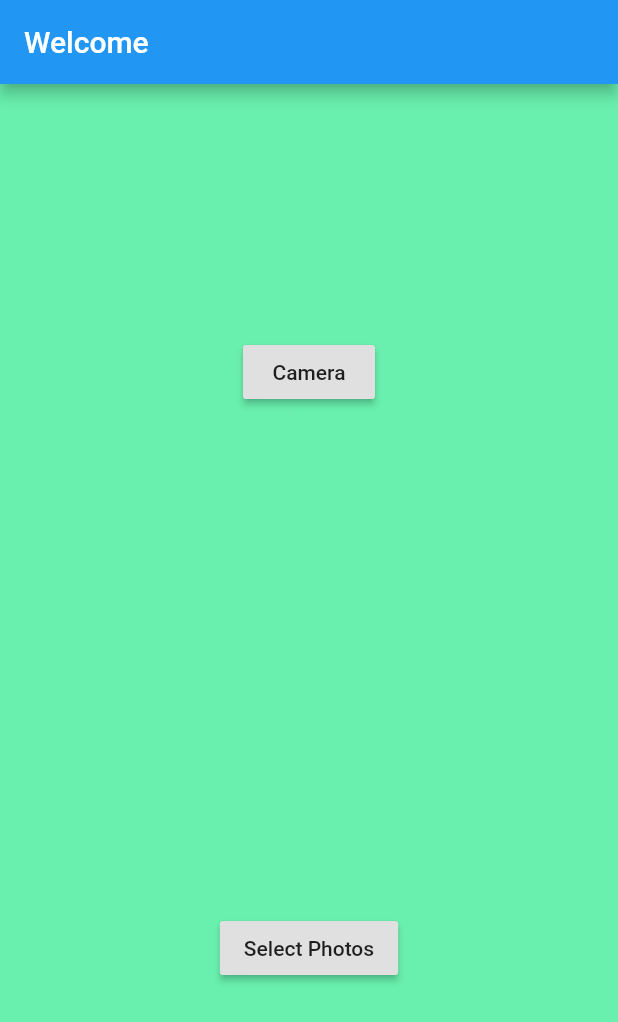
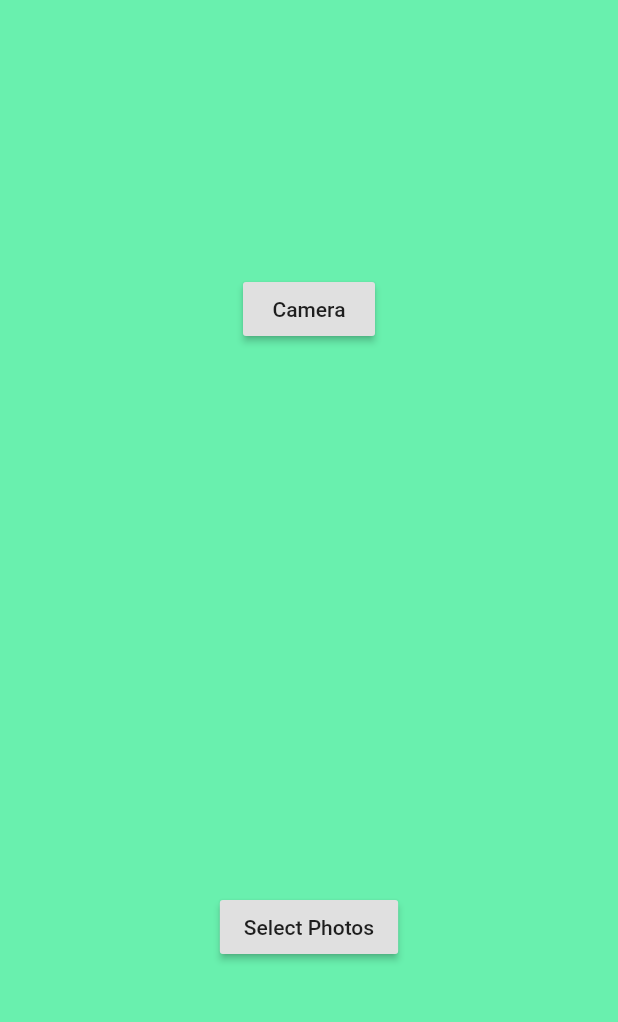
Before and after one commit to Lauren-Boone/CameraTest, a Flutter app: the screen it shows after launch, on a phone screen of 412 x 824 dp. Shown: the top 1022 px of the screen. Run offline on Flutter 3.47's test engine with Material 2 defaults, Android fonts, the phone set to English and light mode, and no system bars; drawn by our look-alikes of oktoast; our stand-ins replace gallery_saver, image_picker; missing offline and left inert: photo, photo_manager.

```diff
--- a/lib/main.dart
+++ b/lib/main.dart
@@ -16,19 +16,19 @@ void main() => runApp(MyApp());
 
 
 class MyApp extends StatelessWidget {
- @override
+  // This widget is the root of your application.
+  @override
   Widget build(BuildContext context) {
     return OKToast(
       child: MaterialApp(
-        home: Scaffold(
-        appBar: AppBar(
-          title: Text('Welcome'),
+        title: 'Pick Image Demo',
+        theme: ThemeData(
+          primarySwatch: Colors.lime,
         ),
-        body: MyHome(),
+        home: MyHome(title: 'Pick Image Demo'),
       ),
-    ),
-  );
-}
+    );
+  }
 }
 
 //class MyApp extends StatefulWidget {
@@ -37,6 +37,8 @@ class MyApp extends StatelessWidget {
 //}
 
 class MyHome extends StatelessWidget {
+  MyHome({Key key, this.title}) : super(key: key);
+  final String title;
   String  photobutton = "Camera";
   //String googeVI = "Test Photo";
   @override
@@ -70,7 +72,7 @@ class MyHome extends StatelessWidget {
                     onPressed: () {
                       Navigator.push(
                         context,
-                        MaterialPageRoute(builder: (context) => ViewPhotos()),
+                        MaterialPageRoute(builder: (context) => ViewPhotos(title: "Mytitle")),
                       );
                     }),
               ),
@@ -202,7 +204,7 @@ class _MyHomePageState extends State<ViewPhotos> with LoadingDelegate {
       maxSelected: 8,
       // max picker image count
       // provider: I18nProvider.english,
-      provider: I18nProvider.chinese,
+      provider: I18nProvider.english,
       // i18n provider ,default is chinese. , you can custom I18nProvider or use ENProvider()
       rowCount: 3,
       // item row count
```
